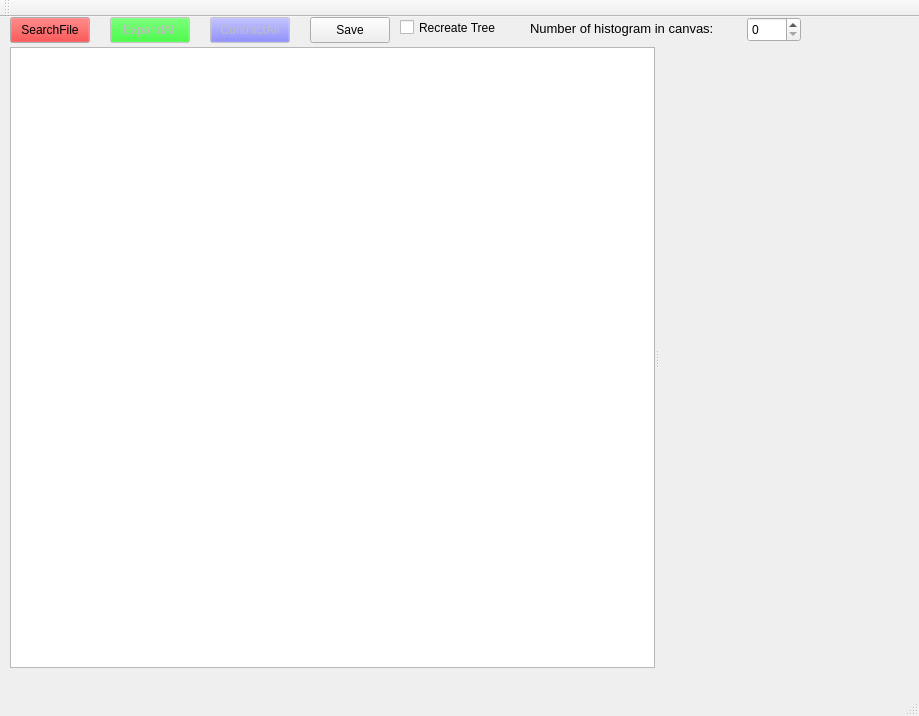
Old version of the form walden/uiFiles/mainwindow.ui in the repository afrankenthal/Monicelli.
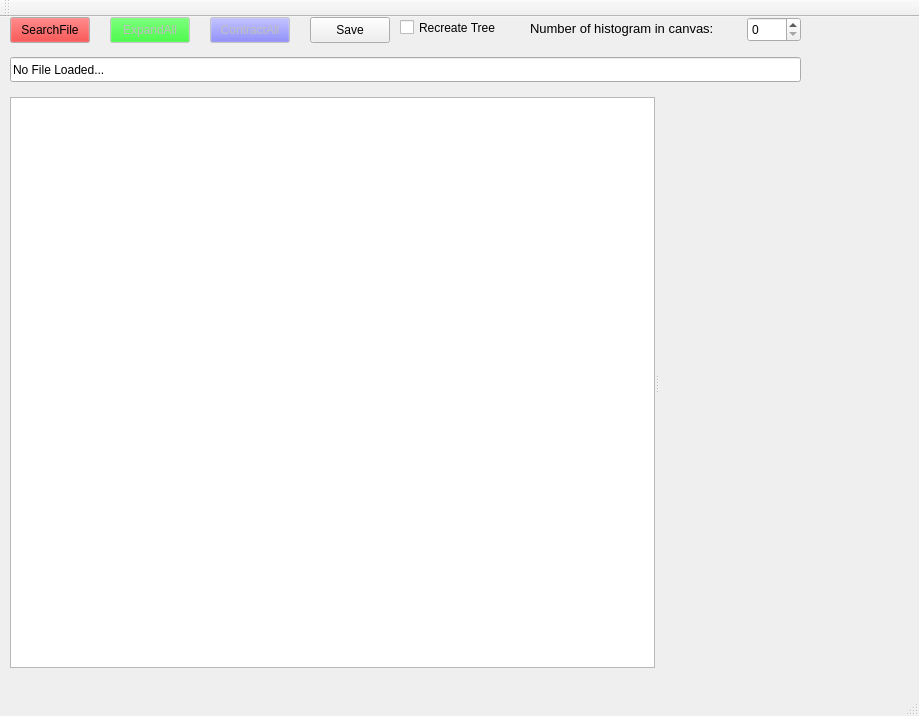
New version of the form.

What changed in the file:
```diff
--- a/walden/uiFiles/mainwindow.ui
+++ b/walden/uiFiles/mainwindow.ui
@@ -236,9 +236,9 @@
     <property name="geometry">
      <rect>
       <x>10</x>
-      <y>30</y>
+      <y>80</y>
       <width>901</width>
-      <height>621</height>
+      <height>571</height>
      </rect>
     </property>
     <property name="sizePolicy">
@@ -276,6 +276,19 @@
      </property>
     </widget>
    </widget>
+   <widget class="QLineEdit" name="openFileLE">
+    <property name="geometry">
+     <rect>
+      <x>10</x>
+      <y>40</y>
+      <width>791</width>
+      <height>25</height>
+     </rect>
+    </property>
+    <property name="text">
+     <string>No File Loaded...</string>
+    </property>
+   </widget>
   </widget>
   <widget class="QMenuBar" name="menuBar">
    <property name="geometry">
```
